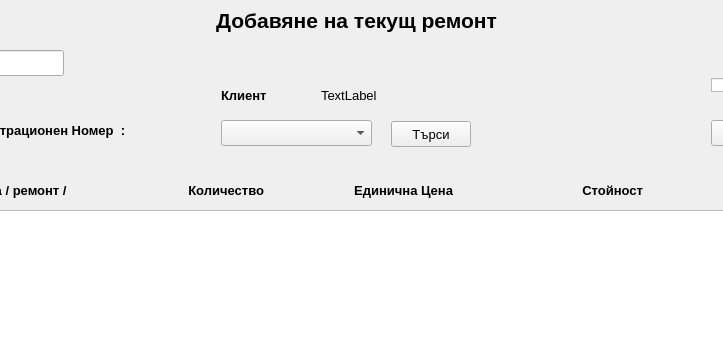
Above: addrepair.ui from JohnnyBrawo/CarServ before the change; both pictures show x 119 to 842 and y 0 to 350 of the 958 by 615 pixel window. Below: the same form after it.
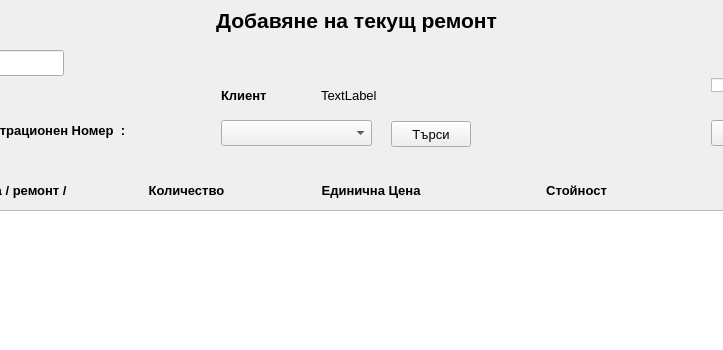
That is the form after the change.

What changed in the file:
```diff
--- a/addrepair.ui
+++ b/addrepair.ui
@@ -278,7 +278,7 @@
        </font>
       </property>
       <property name="text">
-       <string>Количество</string>
+       <string>Количество           </string>
       </property>
       <property name="alignment">
        <set>Qt::AlignRight|Qt::AlignTrailing|Qt::AlignVCenter</set>
@@ -295,7 +295,7 @@
        </font>
       </property>
       <property name="text">
-       <string>Единична Цена</string>
+       <string>Единична Цена         </string>
       </property>
       <property name="alignment">
        <set>Qt::AlignRight|Qt::AlignTrailing|Qt::AlignVCenter</set>
@@ -312,7 +312,7 @@
        </font>
       </property>
       <property name="text">
-       <string>Стойност</string>
+       <string>Стойност          </string>
       </property>
       <property name="alignment">
        <set>Qt::AlignRight|Qt::AlignTrailing|Qt::AlignVCenter</set>
```
Left out of the diff: 3 changed lines with no effect on the pictures.
